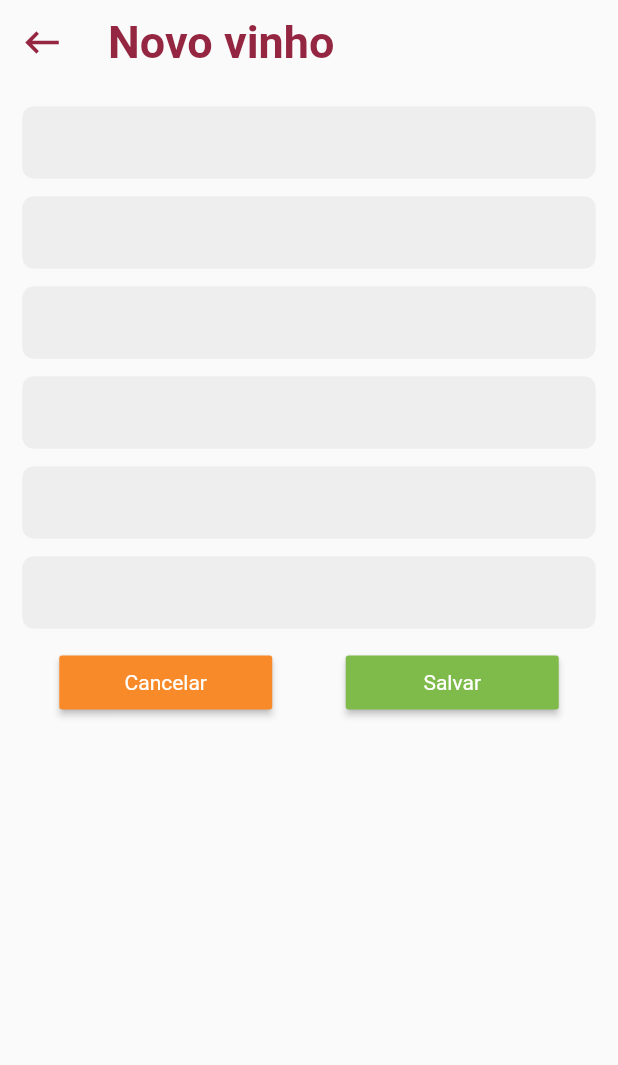
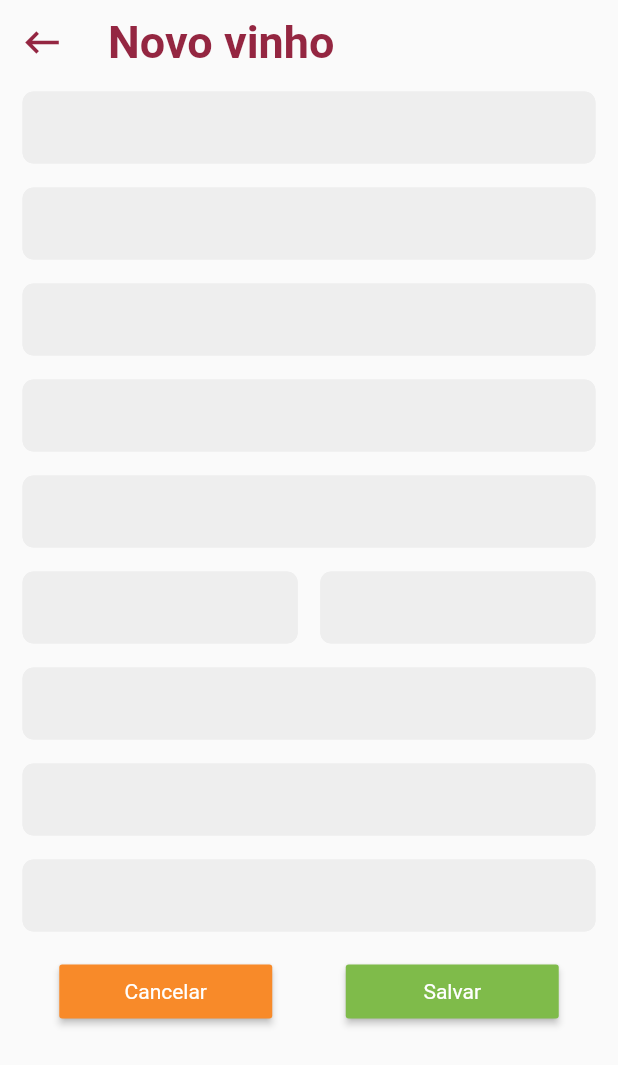
Before and after one commit to FredericoPM/Wine-House, a Flutter app: the WineForm screen opened directly, after a tap on "Salvar", on a phone screen of 412 x 824 dp. Shown: the top 1065 px of the screen. Run offline on Flutter 3.47's test engine with Material 2 defaults, Android fonts, the phone set to English and light mode, and no system bars; our stand-ins replace auto_size_text, flushbar, flutter_svg, sqflite; accounts and stored records are empty.

Commit message:
Atualização no modelo e nos formularios
Foram criadas novas caracteristicas para o modelo vinho, o formulario de inserção e edição foi re estruturado para coexistir com tais mudanças. E alem disso o design dos campos de texto foram alterados

```diff
--- a/lib/models/vinho.dart
+++ b/lib/models/vinho.dart
@@ -1,33 +1,39 @@
 class Vinho {
   int _id;
-  int ano;
-  num nota;
   String nome;
+  String pais;
+  String regiao;
   String tipo;
-  String pais;
-  String comentario;
-  String localizacao;
+  int safra;
+  num notaRP;
+  num notaWS;
+  String beberRP;
+  num quantidade;
+  String etiqueta;
   bool favorito;
 
   Vinho({
     id,
     this.nome,
-    this.ano,
     this.pais,
+    this.regiao,
     this.tipo,
-    this.localizacao,
-    this.nota = 0.0,
-    this.comentario = "",
+    this.safra,
+    this.notaRP = 0,
+    this.notaWS = 0,
+    this.beberRP,
+    this.quantidade = 1,
+    this.etiqueta,
     this.favorito = false,
   }){
     _id = id;
     nome = nome[0].toUpperCase() + nome.substring(1);
     pais = pais[0].toUpperCase() + pais.substring(1);
     tipo = tipo[0].toUpperCase() + tipo.substring(1);
-    if(localizacao == "")
-      localizacao = "Não informada";
-    if(ano == -1){
-      ano = DateTime.now().year;
+    if(etiqueta == "")
+      etiqueta = "Não informada";
+    if(safra == -1){
+      safra = DateTime.now().year;
     }
   }
 
@@ -40,26 +46,26 @@ class Vinho {
 
   Vinho.fromJson(Map<String, dynamic> json) {
     nome = json['nome'];
-    ano = json['ano'];
+    safra = json['safra'];
     pais = json['pais'];
     tipo = json['tipo'];
     favorito = json['favorito'] == "true";
-    localizacao = json['localizacao'];
-    comentario = json['comentario'];
-    nota = json['nota'];
+    etiqueta = json['etiqueta'];
+    notaRP = json['notaRP'];
+    notaWS = json['notaWS'];
     _id = json['id'];
   }
 
   Map<String, dynamic> toJson() {
     final Map<String, dynamic> data = new Map<String, dynamic>();
     data['nome'] = this.nome;
-    data['ano'] = this.ano;
+    data['safra'] = this.safra;
     data['pais'] = this.pais;
     data['tipo'] = this.tipo;
     data['favorito'] = this.favorito.toString();
-    data['localizacao'] = this.localizacao;
-    data['comentario'] = this.comentario;
-    data['nota'] = this.nota;
+    data['etiqueta'] = this.etiqueta;
+    data['notaRP'] = this.notaRP;
+    data['notaWS'] = this.notaWS;
     if(this._id != null)
       data['id'] = this._id;
     return data;
--- a/lib/views/list.dart
+++ b/lib/views/list.dart
@@ -88,10 +88,10 @@ class _Main_listState extends State<Main_list> {
     SystemChrome.setPreferredOrientations([
       DeviceOrientation.portraitUp
     ]);
-    final availableSpace = MediaQuery.of(context).size.height - 155 - MediaQuery.of(context).padding.top;
+    final availableSpace = MediaQuery.of(context).size.height - 150 - MediaQuery.of(context).padding.top;
     return Scaffold(
       appBar: PreferredSize(
-        preferredSize: Size.fromHeight(155.0),
+        preferredSize: Size.fromHeight(150.0),
         child: Container(
             width: double.infinity,
             child: Padding(
@@ -121,7 +121,6 @@ class _Main_listState extends State<Main_list> {
                         }
                       });
                     },
-                    icon: Icon(Icons.search, color: Colors.grey[700]),
                   )
                 ],
               ),
--- a/lib/views/wineForm.dart
+++ b/lib/views/wineForm.dart
@@ -18,23 +18,31 @@ class _WineFormState extends State<WineForm> {
   final _formKey = GlobalKey<FormState>();
   PesquisaAproximada pesquisa = PesquisaAproximada();
   PaisesController paisController = PaisesController();
+
+  TextEditingController _nomeController = TextEditingController();
   TextEditingController _paisTextController = TextEditingController();
-  TextEditingController _nomeController = TextEditingController();
+  TextEditingController _regiaoController = TextEditingController();
   TextEditingController _tipoController = TextEditingController();
-  TextEditingController _anoController = TextEditingController();
-  TextEditingController _localizacaoController = TextEditingController();
-  TextEditingController _comentarioController = TextEditingController();
+  TextEditingController _safraController = TextEditingController();
+  TextEditingController _notaRPController = TextEditingController();
+  TextEditingController _notaWSController = TextEditingController();
+  TextEditingController _beberRPController = TextEditingController();
+  TextEditingController _quantidadeController = TextEditingController();
+  TextEditingController _etiquetaController = TextEditingController();
 
-  final sizedBoxSpace = SizedBox(height: 12);
+  final sizedBoxSpace = SizedBox(height: 16);
   Vinho vinho;
   _WineFormState(this.vinho){
     if(vinho != null){
+      _nomeController.text = vinho.nome;
       _paisTextController.text = vinho.pais;
-      _nomeController.text = vinho.nome;
+      _regiaoController.text = vinho.regiao;
       _tipoController.text = vinho.tipo;
-      _anoController.text = vinho.ano.toString();
-      _localizacaoController.text = vinho.localizacao;
-      _comentarioController.text = vinho.comentario;
+      _safraController.text = vinho.safra.toString();
+      _notaRPController.text = vinho. notaRP.toString();
+      _notaWSController.text = vinho.notaWS.toString();
+      _quantidadeController.text = vinho.quantidade.toString();
+      _etiquetaController.text = vinho.etiqueta;
     }
   }
   @override
@@ -62,7 +70,7 @@ class _WineFormState extends State<WineForm> {
         ),
         body: SingleChildScrollView(
           child: Padding(
-            padding: EdgeInsets.all(15),
+            padding: EdgeInsets.fromLTRB(15,5,15,15),
             child: Column(
               crossAxisAlignment: CrossAxisAlignment.start,
               children: [
@@ -74,21 +82,12 @@ class _WineFormState extends State<WineForm> {
                         controller: _nomeController,
                         hintText: "Nome",
                         errorText: "Por favor preencha o nome",
-                        icon: Icon(Icons.wine_bar_outlined, color: Colors.grey[700]),
-                      ),
-                      sizedBoxSpace,
-                      TextFild(
-                        controller: _tipoController,
-                        hintText: "Tipo",
-                        errorText: "Por favor preencha o tipo",
-                        icon: Icon(Icons.wine_bar, color: Colors.grey[700]),
                       ),
                       sizedBoxSpace,
                       TextFild(
                         controller: _paisTextController,
                         hintText: "Pais de origem",
                         errorText: "Por favor preencha o pais de origem",
-                        icon: Icon(Icons.place_outlined, color: Colors.grey[700]),
                         //sera utilizado para fazer uma correção automatica da entrada para poder buscar a dados posteriormente
                         onFocusExit: () {
                           if(_paisTextController.text != "" && _paisTextController.text.length > 3){
@@ -108,22 +107,60 @@ class _WineFormState extends State<WineForm> {
                       ),
                       sizedBoxSpace,
                       TextFild(
-                        controller: _anoController,
-                        hintText: "Ano",
-                        icon: Icon(Icons.date_range_outlined, color: Colors.grey[700]),
+                        controller: _regiaoController,
+                        hintText: "Região de produção",
+                        errorText: "Por favor preencha a região",
+                      ),
+                      sizedBoxSpace,
+                      TextFild(
+                        controller: _tipoController,
+                        hintText: "Tipo",
+                        errorText: "Por favor preencha o tipo",
+                      ),
+                      sizedBoxSpace,
+                      TextFild(
+                        controller: _safraController,
+                        hintText: "Safra",
+                        keyboardType: TextInputType.number,
+                      ),
+                      sizedBoxSpace,
+                      Row(
+                        mainAxisAlignment: MainAxisAlignment.spaceBetween,
+                        children: [
+                          Container(
+                            width: MediaQuery.of(context).size.width/2 - 22.5,
+                            child: TextFild(
+                              controller: _notaWSController,
+                              hintText: "Nota W.S.",
+                              keyboardType: TextInputType.number,
+                            ),
+                          ),
+                          Container(
+                            width: MediaQuery.of(context).size.width/2 - 22.5,
+                            child: TextFild(
+                              controller: _notaRPController,
+                              hintText: "Nota R.P.",
+                              keyboardType: TextInputType.number,
+                            ),
+                          ),
+                        ],
+                      ),
+                      sizedBoxSpace,
+                      TextFild(
+                        controller: _beberRPController,
+                        hintText: "Beber R.P.",
                         keyboardType: TextInputType.number,
                       ),
                       sizedBoxSpace,
                       TextFild(
-                        controller: _localizacaoController,
-                        hintText: "Localização",
-                        icon: Icon(Icons.grid_on, color: Colors.grey[700]),
+                        controller: _quantidadeController,
+                        hintText: "Quantidade",
+                        keyboardType: TextInputType.number,
                       ),
                       sizedBoxSpace,
                       TextFild(
-                        controller: _comentarioController,
-                        hintText: "Comentario",
-                        icon: Icon(Icons.comment, color: Colors.grey[700]),
+                        controller: _etiquetaController,
+                        hintText: "Etiqueta(s)",
                       ),
                       sizedBoxSpace,
                     ],
@@ -157,23 +194,30 @@ class _WineFormState extends State<WineForm> {
                             if(vinho == null){
                               widget.onAdd(Vinho(
                                 nome: _nomeController.text,
+                                pais: _paisTextController.text,
+                                regiao: _regiaoController.text,
                                 tipo: _tipoController.text,
-                                ano: _anoController.text == "" ? -1 : int.parse(_anoController.text),
-                                pais: _paisTextController.text,
-                                localizacao: _localizacaoController.text,
-                                comentario: _comentarioController.text,
+                                safra: _safraController.text == "" ? -1 : int.parse(_safraController.text),
+                                notaRP: int.parse(_notaRPController.text),
+                                notaWS: int.parse(_notaWSController.text),
+                                beberRP: _beberRPController.text,
+                                quantidade: int.parse(_quantidadeController.text),
+                                etiqueta: _etiquetaController.text,
                               ));
                             }else{
                               widget.onEddit(Vinho(
                                 id: vinho.id,
-                                nota: vinho.nota,
                                 nome: _nomeController.text,
+                                pais: _paisTextController.text,
+                                regiao: _regiaoController.text,
                                 tipo: _tipoController.text,
-                                ano: int.parse(_anoController.text),
-                                pais: _paisTextController.text,
-                                localizacao: _localizacaoController.text,
+                                safra: _safraController.text == "" ? -1 : int.parse(_safraController.text),
+                                notaRP: int.parse(_notaRPController.text),
+                                notaWS: int.parse(_notaWSController.text),
+                                beberRP: _beberRPController.text,
+                                quantidade: int.parse(_quantidadeController.text),
+                                etiqueta: _etiquetaController.text,
                                 favorito: vinho.favorito,
-                                comentario: _comentarioController.text,
                               ));
                               Navigator.of(context).pop();
                             }
--- a/lib/widgets/textField.dart
+++ b/lib/widgets/textField.dart
@@ -6,9 +6,8 @@ class TextFild extends StatefulWidget {
   String errorText;
   void Function(String text) onChanged;
   void Function() onFocusExit;
-  var icon;
   var keyboardType;
-  TextFild({this.controller, this.hintText, this.errorText, this.onChanged, this.icon, this.keyboardType = TextInputType.text, this.onFocusExit});
+  TextFild({this.controller, this.hintText, this.errorText, this.onChanged, this.keyboardType = TextInputType.text, this.onFocusExit});
   @override
   _TextFildState createState() => _TextFildState();
 }
@@ -43,14 +42,14 @@ class _TextFildState extends State<TextFild> {
                     widget.onChanged(text)
                 },
                 decoration: InputDecoration(
-                  contentPadding: EdgeInsets.all(8.0),
-                  hintText: widget.hintText,
-                  prefixIcon: widget.icon,
+                  contentPadding: EdgeInsets.fromLTRB(16,8,16,8),
+                  labelText: widget.hintText,
+                  // labelStyle: TextStyle(color: Theme.of(context).primaryColor),
                   errorStyle: TextStyle(
                     color: Theme.of(context).errorColor,
                   ),
                   suffixIcon: _focus ? IconButton(
-                    icon: Icon(Icons.clear, color: Colors.grey[700]),
+                    icon: Icon(Icons.clear, color: Theme.of(context).primaryColor,),
                     onPressed: () {
                       setState(() { widget.controller.text = ""; });
                       if(widget.onChanged != null)
@@ -67,10 +66,10 @@ class _TextFildState extends State<TextFild> {
                     ),
                   ),
                   focusedBorder: OutlineInputBorder(
-                    borderRadius: BorderRadius.circular(15.0),
+                    borderRadius: BorderRadius.circular(7.5),
                     borderSide: BorderSide(
                       width: 2,
-                      color: Colors.grey[400],
+                      color: Theme.of(context).primaryColor,
                     ),
                   ),
                 ),
--- a/pubspec.yaml
+++ b/pubspec.yaml
@@ -12,7 +12,6 @@ dependencies:
     sdk: flutter
   flushbar: ^1.10.4
   auto_size_text: ^2.1.0
-  flutter_rating_bar: ^3.2.0+1
   sqflite: ^1.3.0
   cupertino_icons: ^0.1.3
   flutter_svg: ^0.19.2+1
```
Also changed, not shown: lib/repositories/vinhos_SQLite.dart (+8 -5 lines), lib/views/infoModal.dart (+9 -45 lines), pubspec.lock.
